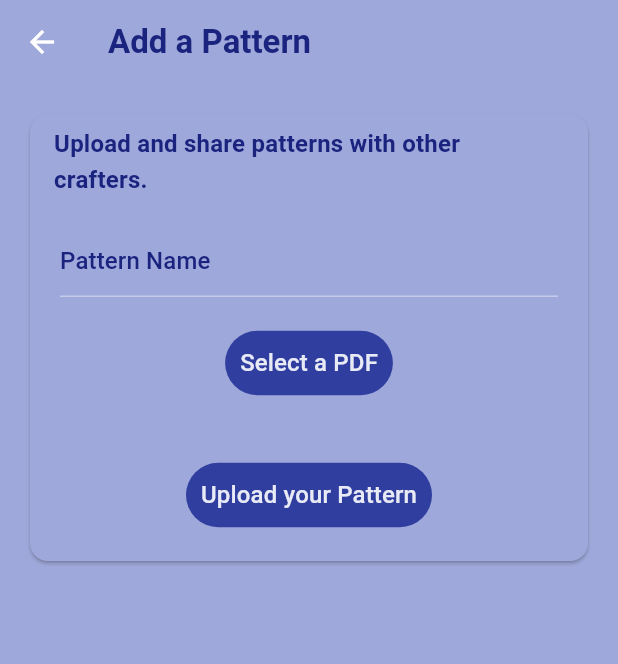
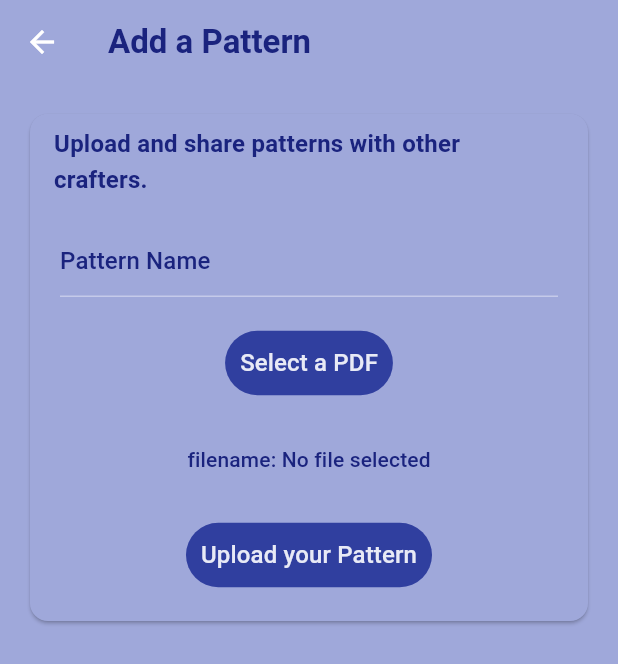
Before and after one commit to darcy-stubbins/final-year-project, a Flutter app: the Add screen opened directly, after a tap on "Select a PDF", on a phone screen of 412 x 824 dp. Shown: the top 664 px of the screen. Run offline on Flutter 3.47's test engine with Material 3 defaults, Android fonts, the phone set to English and light mode, and no system bars; our stand-ins replace file_picker, image_picker.

Commit message:
added pdf upload functionality

```diff
--- a/lib/pages/add.dart
+++ b/lib/pages/add.dart
@@ -1,5 +1,8 @@
+import 'dart:io';
+import 'dart:typed_data';
+
 import 'package:flutter/material.dart';
-import 'package:image_picker/image_picker.dart';
+import 'package:file_picker/file_picker.dart';
 
 class Add extends StatefulWidget {
   const Add({super.key});
@@ -9,10 +12,21 @@ class Add extends StatefulWidget {
 }
 
 class _AddState extends State<Add> {
-  //image picker functionality for seleting a PDF
-  Future getPDF() async {
-    final XFile? pickedFile =
-        await ImagePicker().pickImage(source: ImageSource.gallery);
+  var fileName = '';
+  //file picker functionality for seleting a PDF
+  Future<String> getPDF() async {
+    FilePickerResult? selectorResult = await FilePicker.platform.pickFiles(
+      type: FileType.custom,
+      allowedExtensions: ['pdf'],
+    );
+
+    if (selectorResult != null) {
+      Uint8List fileBytes = selectorResult.files.first.bytes as Uint8List;
+      String fileName = selectorResult.files.first.name;
+      return fileName;
+    } else {
+      return 'No file selected';
+    }
   }
 
   @override
@@ -55,10 +69,20 @@ class _AddState extends State<Add> {
               child: Padding(
                 padding: EdgeInsets.all(20.0),
                 child: FilledButton(
-                  onPressed: () {
-                    getPDF();
+                  onPressed: () async {
+                    fileName = await getPDF();
+                    setState(() {});
                   },
-                  child: const Text('Select a PDF'),
+                  child: const Text("Select a PDF"),
+                ),
+              ),
+            ),
+            Center(
+              child: Padding(
+                padding: EdgeInsets.all(10.0),
+                child: Text(
+                  'filename: ' + fileName,
+                  style: Theme.of(context).textTheme.titleSmall,
                 ),
               ),
             ),
--- a/pubspec.yaml
+++ b/pubspec.yaml
@@ -36,6 +36,8 @@ dependencies:
   # Use with the CupertinoIcons class for iOS style icons.
   cupertino_icons: ^1.0.6
   image_picker: ^1.1.2
+  http: ^1.2.2
+  file_picker: ^8.1.1
 
 dev_dependencies:
   flutter_test:
```
Also changed, not shown: lib/pages/home.dart (+17 -1 lines), pubspec.lock.
